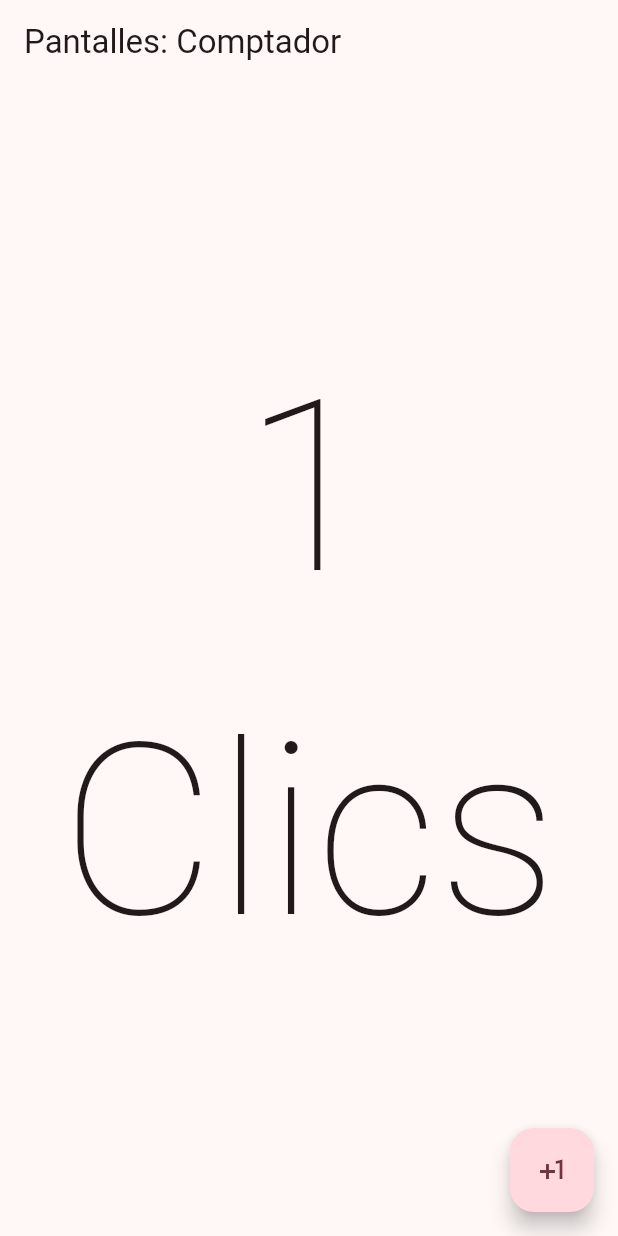
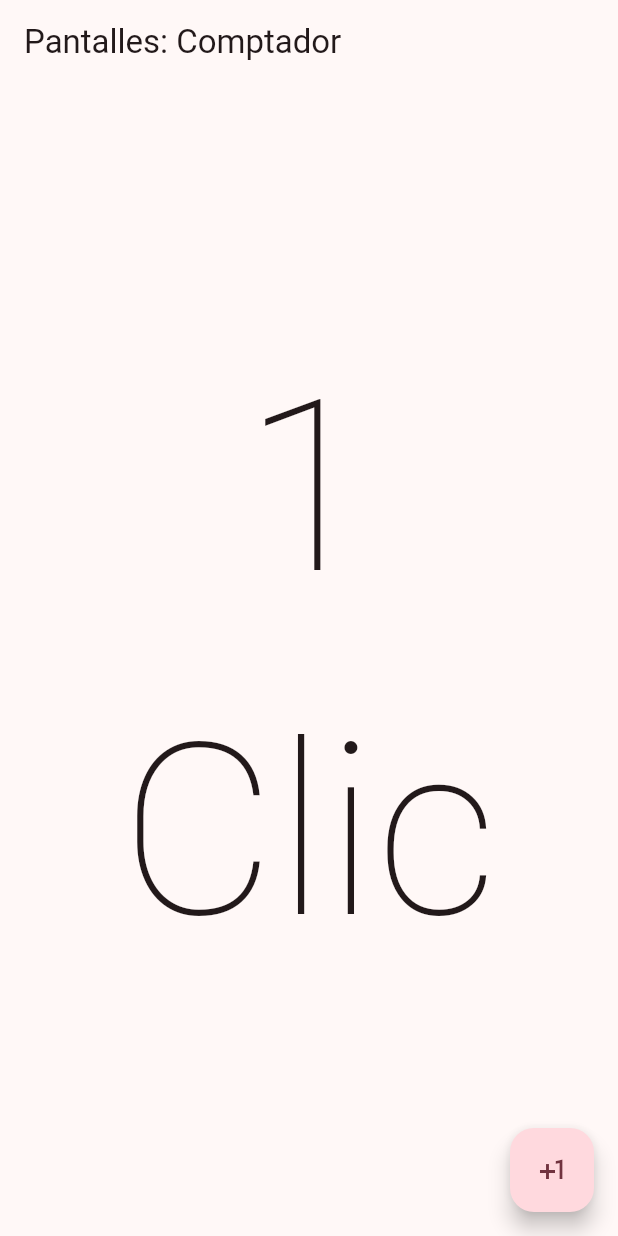
Before and after one commit to yagoyasser/flutter_pantalla_comptador, a Flutter app: the screen it shows after launch, after a tap on the "plus one" icon, on a phone screen of 412 x 824 dp. Run offline on Flutter 3.47's test engine with Material 3 defaults, Android fonts, the phone set to English and light mode, and no system bars.

Commit message:
Implementació condicional en funció del valor: text Clic(s)

```diff
--- a/pantalla_comptador/lib/pantalles/comptador.dart
+++ b/pantalla_comptador/lib/pantalles/comptador.dart
@@ -28,7 +28,7 @@ class _ComptadorState extends State<Comptador> {
               )
             ),
             Text(
-              'Clics',
+              'Clic${contadorClics == 1 ? '':'s'}',
               style: const TextStyle(
                 fontSize: 160,
                 fontWeight: FontWeight.w100
```
